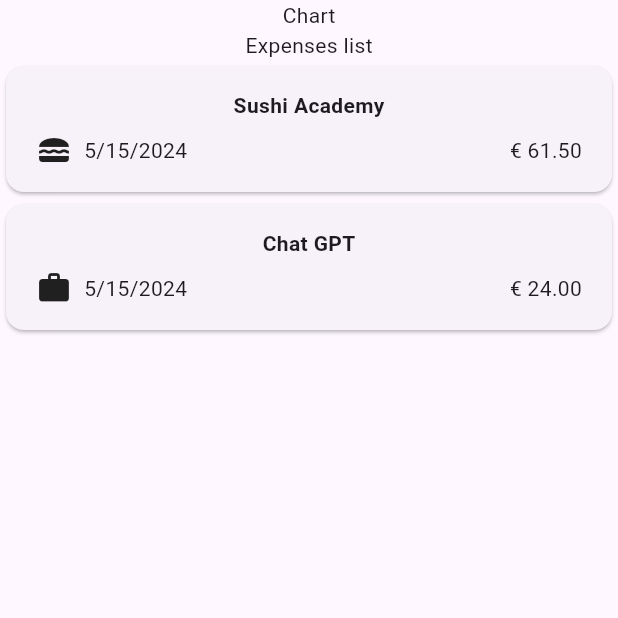
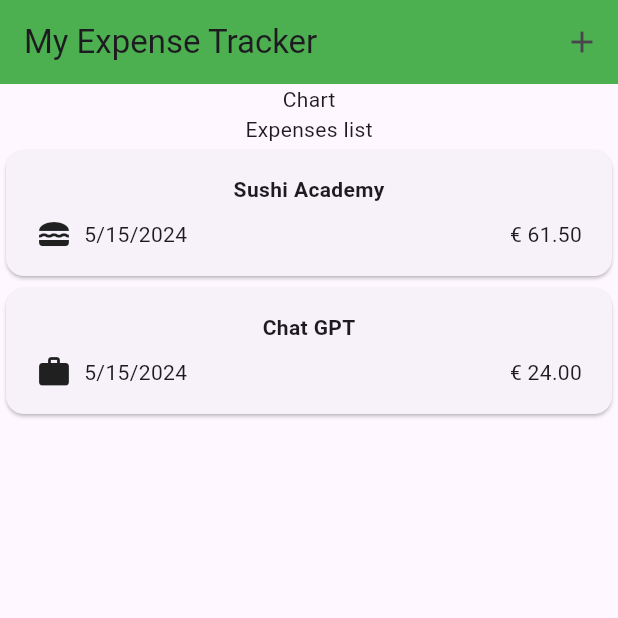
Before and after one commit to Fenysk/3_flutter_expenses_app, a Flutter app: the screen it shows after launch, on a phone screen of 412 x 824 dp, the top half of it. Run offline on Flutter 3.47's test engine with Material 3 defaults, Android fonts, the phone set to English and light mode, and no system bars.

Commit message:
🚧 AppBar

```diff
--- a/lib/expenses.dart
+++ b/lib/expenses.dart
@@ -28,6 +28,16 @@ class _ExpensesState extends State<Expenses> {
   @override
   Widget build(BuildContext context) {
     return Scaffold(
+      appBar: AppBar(
+        title: const Text('My Expense Tracker'),
+        backgroundColor: Colors.green,
+        actions: [
+          IconButton(
+            onPressed: () {},
+            icon: const Icon(Icons.add),
+          ),
+        ],
+      ),
       body: Column(
         children: [
           const Text('Chart'),
```
